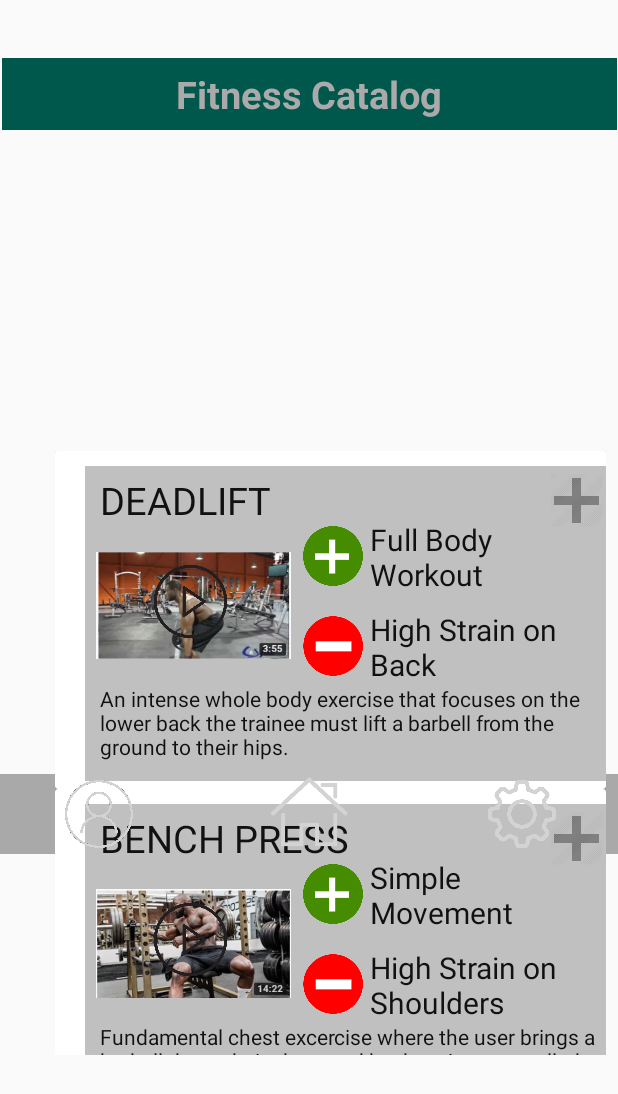
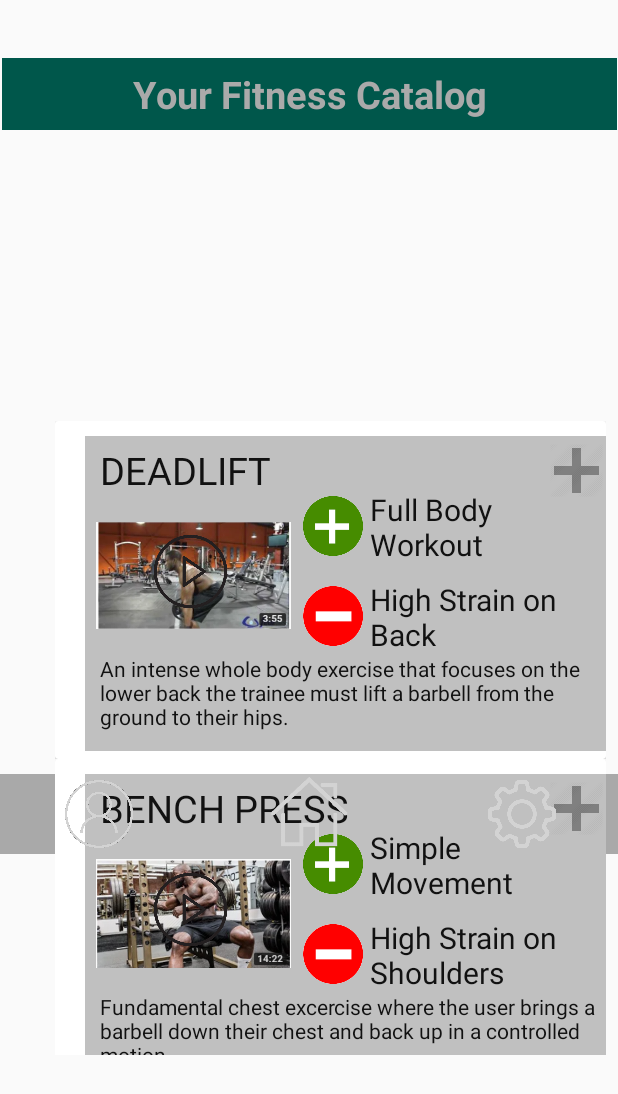
Before and after one commit to Mjeff96/Project_UI, an Android app: the UsersCatalog screen opened directly, with no data from a screen before it, on a phone screen of 412 x 824 dp. Shown: the top 1094 px of the screen. Run offline under Robolectric (Android 15) with nearby library versions, the phone set to English and light mode, and no system bars.

Commit message:
Misc formatting changes

```diff
--- a/app/src/main/res/layout/activity_catalog.xml
+++ b/app/src/main/res/layout/activity_catalog.xml
@@ -30,7 +30,7 @@
             android:layout_height="match_parent"
             android:layout_weight="1"
             android:gravity="center"
-            android:text="Fitness Catalog"
+            android:text="Select Filters for Catalog"
             android:textColor="@android:color/darker_gray"
             android:textSize="25dp"
             android:textStyle="bold" />
--- a/app/src/main/res/layout/activity_users_catalog.xml
+++ b/app/src/main/res/layout/activity_users_catalog.xml
@@ -30,7 +30,7 @@
             android:layout_height="match_parent"
             android:layout_weight="1"
             android:gravity="center"
-            android:text="Fitness Catalog"
+            android:text="Your Fitness Catalog"
             android:textColor="@android:color/darker_gray"
             android:textSize="25dp"
             android:textStyle="bold" />
@@ -154,7 +154,7 @@
 
         <android.support.v7.widget.RecyclerView
             android:id="@+id/recycler_view"
-            android:layout_marginTop="90dp"
+            android:layout_marginTop="70dp"
             android:layout_marginBottom="45dp"
             android:layout_width="match_parent"
             android:layout_height="match_parent" />
```
